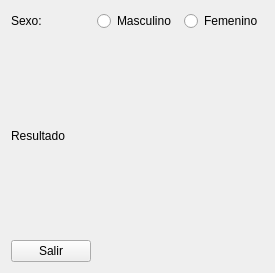
This is src/contactos2.ui in foxcarlos/asiste as Qt 5 draws it before an edit. The edited form follows.
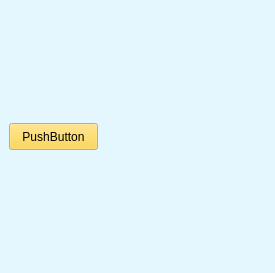
This is the edited form.

What changed in the file:
```diff
--- a/src/contactos2.ui
+++ b/src/contactos2.ui
@@ -10,46 +10,474 @@
     <height>273</height>
    </rect>
   </property>
+  <property name="palette">
+   <palette>
+    <active>
+     <colorrole role="WindowText">
+      <brush brushstyle="SolidPattern">
+       <color alpha="255">
+        <red>0</red>
+        <green>0</green>
+        <blue>0</blue>
+       </color>
+      </brush>
+     </colorrole>
+     <colorrole role="Button">
+      <brush brushstyle="SolidPattern">
+       <color alpha="255">
+        <red>228</red>
+        <green>247</green>
+        <blue>255</blue>
+       </color>
+      </brush>
+     </colorrole>
+     <colorrole role="Light">
+      <brush brushstyle="SolidPattern">
+       <color alpha="255">
+        <red>255</red>
+        <green>255</green>
+        <blue>255</blue>
+       </color>
+      </brush>
+     </colorrole>
+     <colorrole role="Midlight">
+      <brush brushstyle="SolidPattern">
+       <color alpha="255">
+        <red>241</red>
+        <green>251</green>
+        <blue>255</blue>
+       </color>
+      </brush>
+     </colorrole>
+     <colorrole role="Dark">
+      <brush brushstyle="SolidPattern">
+       <color alpha="255">
+        <red>114</red>
+        <green>123</green>
+        <blue>127</blue>
+       </color>
+      </brush>
+     </colorrole>
+     <colorrole role="Mid">
+      <brush brushstyle="SolidPattern">
+       <color alpha="255">
+        <red>152</red>
+        <green>165</green>
+        <blue>170</blue>
+       </color>
+      </brush>
+     </colorrole>
+     <colorrole role="Text">
+      <brush brushstyle="SolidPattern">
+       <color alpha="255">
+        <red>0</red>
+        <green>0</green>
+        <blue>0</blue>
+       </color>
+      </brush>
+     </colorrole>
+     <colorrole role="BrightText">
+      <brush brushstyle="SolidPattern">
+       <color alpha="255">
+        <red>255</red>
+        <green>255</green>
+        <blue>255</blue>
+       </color>
+      </brush>
+     </colorrole>
+     <colorrole role="ButtonText">
+      <brush brushstyle="SolidPattern">
+       <color alpha="255">
+        <red>0</red>
+        <green>0</green>
+        <blue>0</blue>
+       </color>
+      </brush>
+     </colorrole>
+     <colorrole role="Base">
+      <brush brushstyle="SolidPattern">
+       <color alpha="255">
+        <red>255</red>
+        <green>255</green>
+        <blue>255</blue>
+       </color>
+      </brush>
+     </colorrole>
+     <colorrole role="Window">
+      <brush brushstyle="SolidPattern">
+       <color alpha="255">
+        <red>228</red>
+        <green>247</green>
+        <blue>255</blue>
+       </color>
+      </brush>
+     </colorrole>
+     <colorrole role="Shadow">
+      <brush brushstyle="SolidPattern">
+       <color alpha="255">
+        <red>0</red>
+        <green>0</green>
+        <blue>0</blue>
+       </color>
+      </brush>
+     </colorrole>
+     <colorrole role="AlternateBase">
+      <brush brushstyle="SolidPattern">
+       <color alpha="255">
+        <red>241</red>
+        <green>251</green>
+        <blue>255</blue>
+       </color>
+      </brush>
+     </colorrole>
+     <colorrole role="ToolTipBase">
+      <brush brushstyle="SolidPattern">
+       <color alpha="255">
+        <red>255</red>
+        <green>255</green>
+        <blue>220</blue>
+       </color>
+      </brush>
+     </colorrole>
+     <colorrole role="ToolTipText">
+      <brush brushstyle="SolidPattern">
+       <color alpha="255">
+        <red>0</red>
+        <green>0</green>
+        <blue>0</blue>
+       </color>
+      </brush>
+     </colorrole>
+    </active>
+    <inactive>
+     <colorrole role="WindowText">
+      <brush brushstyle="SolidPattern">
+       <color alpha="255">
+        <red>0</red>
+        <green>0</green>
+        <blue>0</blue>
+       </color>
+      </brush>
+     </colorrole>
+     <colorrole role="Button">
+      <brush brushstyle="SolidPattern">
+       <color alpha="255">
+        <red>228</red>
+        <green>247</green>
+        <blue>255</blue>
+       </color>
+      </brush>
+     </colorrole>
+     <colorrole role="Light">
+      <brush brushstyle="SolidPattern">
+       <color alpha="255">
+        <red>255</red>
+        <green>255</green>
+        <blue>255</blue>
+       </color>
+      </brush>
+     </colorrole>
+     <colorrole role="Midlight">
+      <brush brushstyle="SolidPattern">
+       <color alpha="255">
+        <red>241</red>
+        <green>251</green>
+        <blue>255</blue>
+       </color>
+      </brush>
+     </colorrole>
+     <colorrole role="Dark">
+      <brush brushstyle="SolidPattern">
+       <color alpha="255">
+        <red>114</red>
+        <green>123</green>
+        <blue>127</blue>
+       </color>
+      </brush>
+     </colorrole>
+     <colorrole role="Mid">
+      <brush brushstyle="SolidPattern">
+       <color alpha="255">
+        <red>152</red>
+        <green>165</green>
+        <blue>170</blue>
+       </color>
+      </brush>
+     </colorrole>
+     <colorrole role="Text">
+      <brush brushstyle="SolidPattern">
+       <color alpha="255">
+        <red>0</red>
+        <green>0</green>
+        <blue>0</blue>
+       </color>
+      </brush>
+     </colorrole>
+     <colorrole role="BrightText">
+      <brush brushstyle="SolidPattern">
+       <color alpha="255">
+        <red>255</red>
+        <green>255</green>
+        <blue>255</blue>
+       </color>
+      </brush>
+     </colorrole>
+     <colorrole role="ButtonText">
+      <brush brushstyle="SolidPattern">
+       <color alpha="255">
+        <red>0</red>
+        <green>0</green>
+        <blue>0</blue>
+       </color>
+      </brush>
+     </colorrole>
+     <colorrole role="Base">
+      <brush brushstyle="SolidPattern">
+       <color alpha="255">
+        <red>255</red>
+        <green>255</green>
+        <blue>255</blue>
+       </color>
+      </brush>
+     </colorrole>
+     <colorrole role="Window">
+      <brush brushstyle="SolidPattern">
+       <color alpha="255">
+        <red>228</red>
+        <green>247</green>
+        <blue>255</blue>
+       </color>
+      </brush>
+     </colorrole>
+     <colorrole role="Shadow">
+      <brush brushstyle="SolidPattern">
+       <color alpha="255">
+        <red>0</red>
+        <green>0</green>
+        <blue>0</blue>
+       </color>
+      </brush>
+     </colorrole>
+     <colorrole role="AlternateBase">
+      <brush brushstyle="SolidPattern">
+       <color alpha="255">
+        <red>241</red>
+        <green>251</green>
+        <blue>255</blue>
+       </color>
+      </brush>
+     </colorrole>
+     <colorrole role="ToolTipBase">
+      <brush brushstyle="SolidPattern">
+       <color alpha="255">
+        <red>255</red>
+        <green>255</green>
+        <blue>220</blue>
+       </color>
+      </brush>
+     </colorrole>
+     <colorrole role="ToolTipText">
+      <brush brushstyle="SolidPattern">
+       <color alpha="255">
+        <red>0</red>
+        <green>0</green>
+        <blue>0</blue>
+       </color>
+      </brush>
+     </colorrole>
+    </inactive>
+    <disabled>
+     <colorrole role="WindowText">
+      <brush brushstyle="SolidPattern">
+       <color alpha="255">
+        <red>114</red>
+        <green>123</green>
+        <blue>127</blue>
+       </color>
+      </brush>
+     </colorrole>
+     <colorrole role="Button">
+      <brush brushstyle="SolidPattern">
+       <color alpha="255">
+        <red>228</red>
+        <green>247</green>
+        <blue>255</blue>
+       </color>
+      </brush>
+     </colorrole>
+     <colorrole role="Light">
+      <brush brushstyle="SolidPattern">
+       <color alpha="255">
+        <red>255</red>
+        <green>255</green>
+        <blue>255</blue>
+       </color>
+      </brush>
+     </colorrole>
+     <colorrole role="Midlight">
+      <brush brushstyle="SolidPattern">
+       <color alpha="255">
+        <red>241</red>
+        <green>251</green>
+        <blue>255</blue>
+       </color>
+      </brush>
+     </colorrole>
+     <colorrole role="Dark">
+      <brush brushstyle="SolidPattern">
+       <color alpha="255">
+        <red>114</red>
+        <green>123</green>
+        <blue>127</blue>
+       </color>
+      </brush>
+     </colorrole>
+     <colorrole role="Mid">
+      <brush brushstyle="SolidPattern">
+       <color alpha="255">
+        <red>152</red>
+        <green>165</green>
+        <blue>170</blue>
+       </color>
+      </brush>
+     </colorrole>
+     <colorrole role="Text">
+      <brush brushstyle="SolidPattern">
+       <color alpha="255">
+        <red>114</red>
+        <green>123</green>
+        <blue>127</blue>
+       </color>
+      </brush>
+     </colorrole>
+     <colorrole role="BrightText">
+      <brush brushstyle="SolidPattern">
+       <color alpha="255">
+        <red>255</red>
+        <green>255</green>
+        <blue>255</blue>
+       </color>
+      </brush>
+     </colorrole>
+     <colorrole role="ButtonText">
+      <brush brushstyle="SolidPattern">
+       <color alpha="255">
+        <red>114</red>
+        <green>123</green>
+        <blue>127</blue>
+       </color>
+      </brush>
+     </colorrole>
+     <colorrole role="Base">
+      <brush brushstyle="SolidPattern">
+       <color alpha="255">
+        <red>228</red>
+        <green>247</green>
+        <blue>255</blue>
+       </color>
+      </brush>
+     </colorrole>
+     <colorrole role="Window">
+      <brush brushstyle="SolidPattern">
+       <color alpha="255">
+        <red>228</red>
+        <green>247</green>
+        <blue>255</blue>
+       </color>
+      </brush>
+     </colorrole>
+     <colorrole role="Shadow">
+      <brush brushstyle="SolidPattern">
+       <color alpha="255">
+        <red>0</red>
+        <green>0</green>
+        <blue>0</blue>
+       </color>
+      </brush>
+     </colorrole>
+     <colorrole role="AlternateBase">
+      <brush brushstyle="SolidPattern">
+       <color alpha="255">
+        <red>228</red>
+        <green>247</green>
+        <blue>255</blue>
+       </color>
+      </brush>
+     </colorrole>
+     <colorrole role="ToolTipBase">
+      <brush brushstyle="SolidPattern">
+       <color alpha="255">
+        <red>255</red>
+        <green>255</green>
+        <blue>220</blue>
+       </color>
+      </brush>
+     </colorrole>
+     <colorrole role="ToolTipText">
+      <brush brushstyle="SolidPattern">
+       <color alpha="255">
+        <red>0</red>
+        <green>0</green>
+        <blue>0</blue>
+       </color>
+      </brush>
+     </colorrole>
+    </disabled>
+   </palette>
+  </property>
   <property name="windowTitle">
    <string>Form</string>
   </property>
-  <layout class="QGridLayout" name="gridLayout">
-   <item row="0" column="0">
-    <widget class="QLabel" name="label">
-     <property name="text">
-      <string>Sexo:</string>
-     </property>
-    </widget>
-   </item>
-   <item row="0" column="1">
-    <widget class="QRadioButton" name="radioButton">
-     <property name="text">
-      <string>Masculino</string>
-     </property>
-    </widget>
-   </item>
-   <item row="0" column="2">
-    <widget class="QRadioButton" name="radioButton_2">
-     <property name="text">
-      <string>Femenino</string>
-     </property>
-    </widget>
-   </item>
-   <item row="1" column="0">
-    <widget class="QLabel" name="label_2">
-     <property name="text">
-      <string>Resultado</string>
-     </property>
-    </widget>
-   </item>
-   <item row="2" column="0">
-    <widget class="QPushButton" name="pushButton">
-     <property name="text">
-      <string>Salir</string>
-     </property>
-    </widget>
-   </item>
-  </layout>
+  <widget class="QPushButton" name="pushButton">
+   <property name="geometry">
+    <rect>
+     <x>9</x>
+     <y>123</y>
+     <width>89</width>
+     <height>27</height>
+    </rect>
+   </property>
+   <property name="palette">
+    <palette>
+     <active>
+      <colorrole role="Button">
+       <brush brushstyle="SolidPattern">
+        <color alpha="255">
+         <red>254</red>
+         <green>206</green>
+         <blue>45</blue>
+        </color>
+       </brush>
+      </colorrole>
+     </active>
+     <inactive>
+      <colorrole role="Button">
+       <brush brushstyle="SolidPattern">
+        <color alpha="255">
+         <red>254</red>
+         <green>206</green>
+         <blue>45</blue>
+        </color>
+       </brush>
+      </colorrole>
+     </inactive>
+     <disabled>
+      <colorrole role="Button">
+       <brush brushstyle="SolidPattern">
+        <color alpha="255">
+         <red>254</red>
+         <green>206</green>
+         <blue>45</blue>
+        </color>
+       </brush>
+      </colorrole>
+     </disabled>
+    </palette>
+   </property>
+   <property name="text">
+    <string>PushButton</string>
+   </property>
+  </widget>
  </widget>
  <resources/>
  <connections/>
```
